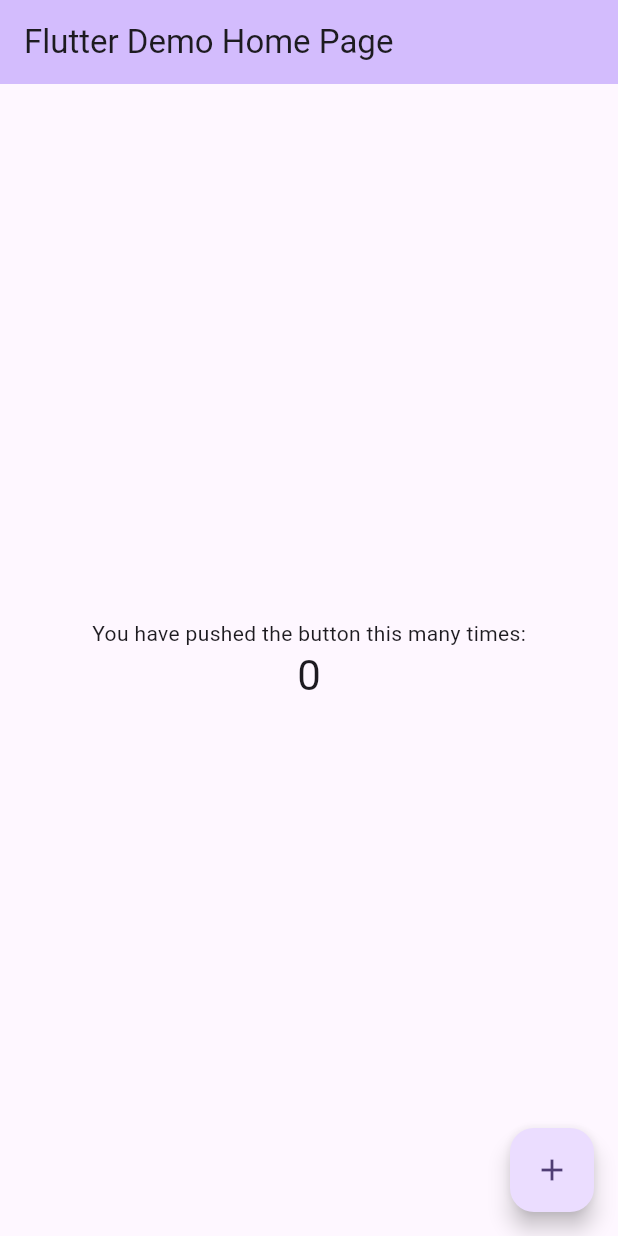
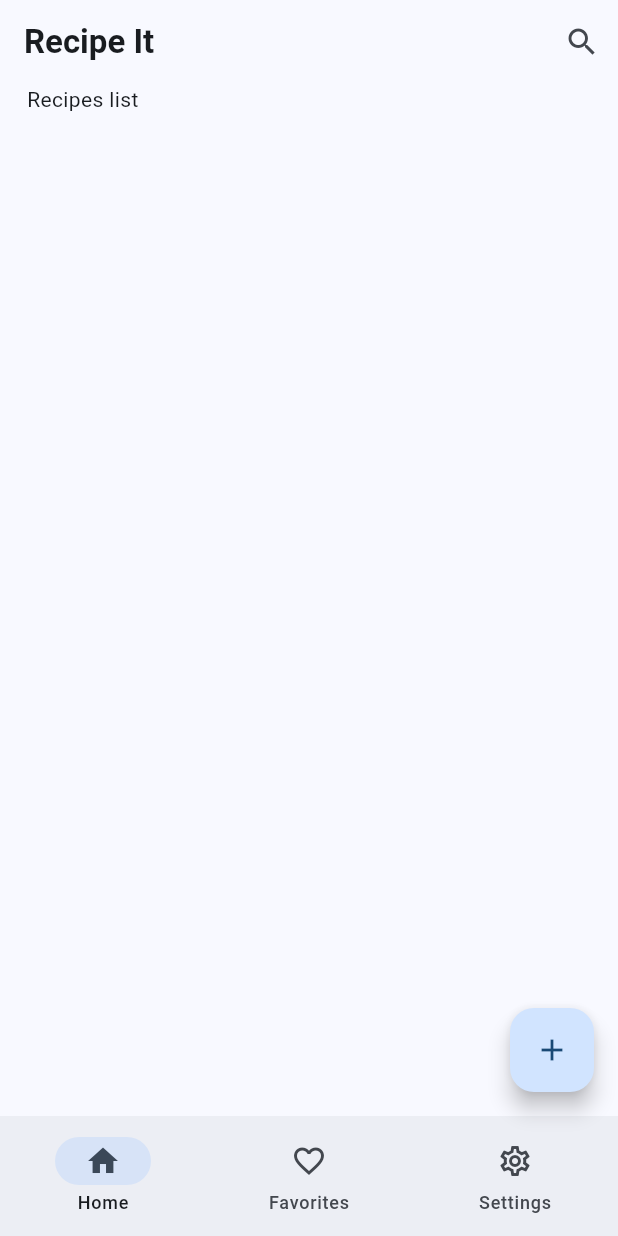
Before and after one commit to otavioassis-git/recipe_it, a Flutter app: the screen it shows after launch, on a phone screen of 412 x 824 dp. Run offline on Flutter 3.47's test engine with Material 3 defaults, Android fonts, the phone set to English and light mode, and no system bars.

Commit message:
feat: importing app template

```diff
--- /dev/null
+++ b/lib/data/notifiers.dart
@@ -0,0 +1,4 @@
+import 'package:flutter/material.dart';
+
+ValueNotifier currentPageNotifier = ValueNotifier(0);
+ValueNotifier themeModeNotifier = ValueNotifier(ThemeMode.system);
--- a/lib/main.dart
+++ b/lib/main.dart
@@ -1,8 +1,24 @@
+import 'package:recipe_it/data/notifiers.dart';
+import 'package:recipe_it/pages/home/home.dart';
 import 'package:flutter/material.dart';
 
 void main() {
   runApp(const MyApp());
 }
+
+final ThemeData lightTheme = ThemeData(
+  colorScheme: ColorScheme.fromSeed(
+    seedColor: Colors.blue,
+    brightness: Brightness.light,
+  ),
+);
+
+final ThemeData darkTheme = ThemeData(
+  colorScheme: ColorScheme.fromSeed(
+    seedColor: Colors.blue,
+    brightness: Brightness.dark,
+  ),
+);
 
 class MyApp extends StatelessWidget {
   const MyApp({super.key});
@@ -10,113 +26,17 @@ class MyApp extends StatelessWidget {
   // This widget is the root of your application.
   @override
   Widget build(BuildContext context) {
-    return MaterialApp(
-      title: 'Flutter Demo',
-      theme: ThemeData(
-        // This is the theme of your application.
-        //
-        // TRY THIS: Try running your application with "flutter run". You'll see
-        // the application has a purple toolbar. Then, without quitting the app,
-        // try changing the seedColor in the colorScheme below to Colors.green
-        // and then invoke "hot reload" (save your changes or press the "hot
-        // reload" button in a Flutter-supported IDE, or press "r" if you used
-        // the command line to start the app).
-        //
-        // Notice that the counter didn't reset back to zero; the application
-        // state is not lost during the reload. To reset the state, use hot
-        // restart instead.
-        //
-        // This works for code too, not just values: Most code changes can be
-        // tested with just a hot reload.
-        colorScheme: ColorScheme.fromSeed(seedColor: Colors.deepPurple),
-      ),
-      home: const MyHomePage(title: 'Flutter Demo Home Page'),
+    return ValueListenableBuilder(
+      valueListenable: themeModeNotifier,
+      builder: (context, themeMode, child) {
+        return MaterialApp(
+          debugShowCheckedModeBanner: false,
+          themeMode: themeMode,
+          theme: lightTheme,
+          darkTheme: darkTheme,
+          home: const Home(),
+        );
+      },
     );
   }
 }
-
-class MyHomePage extends StatefulWidget {
-  const MyHomePage({super.key, required this.title});
-
-  // This widget is the home page of your application. It is stateful, meaning
-  // that it has a State object (defined below) that contains fields that affect
-  // how it looks.
-
-  // This class is the configuration for the state. It holds the values (in this
-  // case the title) provided by the parent (in this case the App widget) and
-  // used by the build method of the State. Fields in a Widget subclass are
-  // always marked "final".
-
-  final String title;
-
-  @override
-  State<MyHomePage> createState() => _MyHomePageState();
-}
-
-class _MyHomePageState extends State<MyHomePage> {
-  int _counter = 0;
-
-  void _incrementCounter() {
-    setState(() {
-      // This call to setState tells the Flutter framework that something has
-      // changed in this State, which causes it to rerun the build method below
-      // so that the display can reflect the updated values. If we changed
-      // _counter without calling setState(), then the build method would not be
-      // called again, and so nothing would appear to happen.
-      _counter++;
-    });
-  }
-
-  @override
-  Widget build(BuildContext context) {
-    // This method is rerun every time setState is called, for instance as done
-    // by the _incrementCounter method above.
-    //
-    // The Flutter framework has been optimized to make rerunning build methods
-    // fast, so that you can just rebuild anything that needs updating rather
-    // than having to individually change instances of widgets.
-    return Scaffold(
-      appBar: AppBar(
-        // TRY THIS: Try changing the color here to a specific color (to
-        // Colors.amber, perhaps?) and trigger a hot reload to see the AppBar
-        // change color while the other colors stay the same.
-        backgroundColor: Theme.of(context).colorScheme.inversePrimary,
-        // Here we take the value from the MyHomePage object that was created by
-        // the App.build method, and use it to set our appbar title.
-        title: Text(widget.title),
-      ),
-      body: Center(
-        // Center is a layout widget. It takes a single child and positions it
-        // in the middle of the parent.
-        child: Column(
-          // Column is also a layout widget. It takes a list of children and
-          // arranges them vertically. By default, it sizes itself to fit its
-          // children horizontally, and tries to be as tall as its parent.
-          //
-          // Column has various properties to control how it sizes itself and
-          // how it positions its children. Here we use mainAxisAlignment to
-          // center the children vertically; the main axis here is the vertical
-          // axis because Columns are vertical (the cross axis would be
-          // horizontal).
-          //
-          // TRY THIS: Invoke "debug painting" (choose the "Toggle Debug Paint"
-          // action in the IDE, or press "p" in the console), to see the
-          // wireframe for each widget.
-          mainAxisAlignment: MainAxisAlignment.center,
-          children: <Widget>[
-            const Text('You have pushed the button this many times:'),
-            Text(
-              '$_counter',
-              style: Theme.of(context).textTheme.headlineMedium,
-            ),
-          ],
-        ),
-      ),
-      floatingActionButton: FloatingActionButton(
-        onPressed: _incrementCounter,
-        tooltip: 'Increment',
-        child: const Icon(Icons.add),
-      ), // This trailing comma makes auto-formatting nicer for build methods.
-    );
-  }
-}
--- /dev/null
+++ b/lib/pages/home/home.dart
@@ -0,0 +1,72 @@
+import 'package:recipe_it/data/notifiers.dart';
+import 'package:recipe_it/pages/create_archive/create_archive.dart';
+import 'package:recipe_it/pages/settings/settings.dart';
+import 'package:recipe_it/pages/widgets_tree/widgets_tree.dart';
+import 'package:flutter/material.dart';
+
+class Home extends StatelessWidget {
+  const Home({super.key});
+
+  @override
+  Widget build(BuildContext context) {
+    return ValueListenableBuilder(
+      valueListenable: currentPageNotifier,
+      builder: (context, currentPage, child) {
+        return Scaffold(
+          appBar: AppBar(
+            title: Text(
+              'Recipe It',
+              style: TextStyle(fontWeight: FontWeight.bold),
+            ),
+            actions: [
+              IconButton(
+                onPressed: () {
+                  print("search button pressed");
+                },
+                icon: const Icon(Icons.search),
+                tooltip: 'Search',
+              ),
+            ],
+          ),
+          body: WidgetsTree(),
+          floatingActionButton: FloatingActionButton(
+            onPressed: () => Navigator.push(
+              context,
+              MaterialPageRoute(builder: (context) => const CreateArchive()),
+            ),
+            child: const Icon(Icons.add),
+          ),
+          bottomNavigationBar: NavigationBar(
+            onDestinationSelected: (value) {
+              if (value == 2) {
+                Navigator.push(
+                  context,
+                  MaterialPageRoute(builder: (context) => const Settings()),
+                );
+              } else {
+                currentPageNotifier.value = value;
+              }
+            },
+            selectedIndex: currentPage,
+            destinations: [
+              NavigationDestination(
+                icon: const Icon(Icons.home_outlined),
+                label: 'Home',
+                selectedIcon: const Icon(Icons.home),
+              ),
+              NavigationDestination(
+                icon: const Icon(Icons.favorite_border),
+                label: 'Favorites',
+                selectedIcon: const Icon(Icons.favorite),
+              ),
+              NavigationDestination(
+                icon: const Icon(Icons.settings_outlined),
+                label: 'Settings',
+              ),
+            ],
+          ),
+        );
+      },
+    );
+  }
+}
--- /dev/null
+++ b/lib/pages/recipes/recipes.dart
@@ -0,0 +1,10 @@
+import 'package:flutter/cupertino.dart';
+
+class ArchivesList extends StatelessWidget {
+  const ArchivesList({super.key});
+
+  @override
+  Widget build(BuildContext context) {
+    return Text('Recipes list');
+  }
+}
--- /dev/null
+++ b/lib/pages/widgets_tree/widgets_tree.dart
@@ -0,0 +1,25 @@
+import 'package:recipe_it/data/notifiers.dart';
+import 'package:recipe_it/pages/recipes/recipes.dart';
+import 'package:flutter/material.dart';
+
+class WidgetsTree extends StatelessWidget {
+  const WidgetsTree({super.key});
+
+  @override
+  Widget build(BuildContext context) {
+    final List<Widget> children = [
+      const ArchivesList(),
+      const Text("Favorites"),
+    ];
+
+    return ValueListenableBuilder(
+      valueListenable: currentPageNotifier,
+      builder: (context, currentPage, child) {
+        return Padding(
+          padding: EdgeInsets.symmetric(horizontal: 18),
+          child: children[currentPage],
+        );
+      },
+    );
+  }
+}
```
Also changed, not shown: lib/pages/create_archive/create_archive.dart (added, +21 -0 lines), lib/pages/settings/settings.dart (added, +28 -0 lines), lib/pages/settings/widgets/appearance_setting.dart (added, +119 -0 lines).
